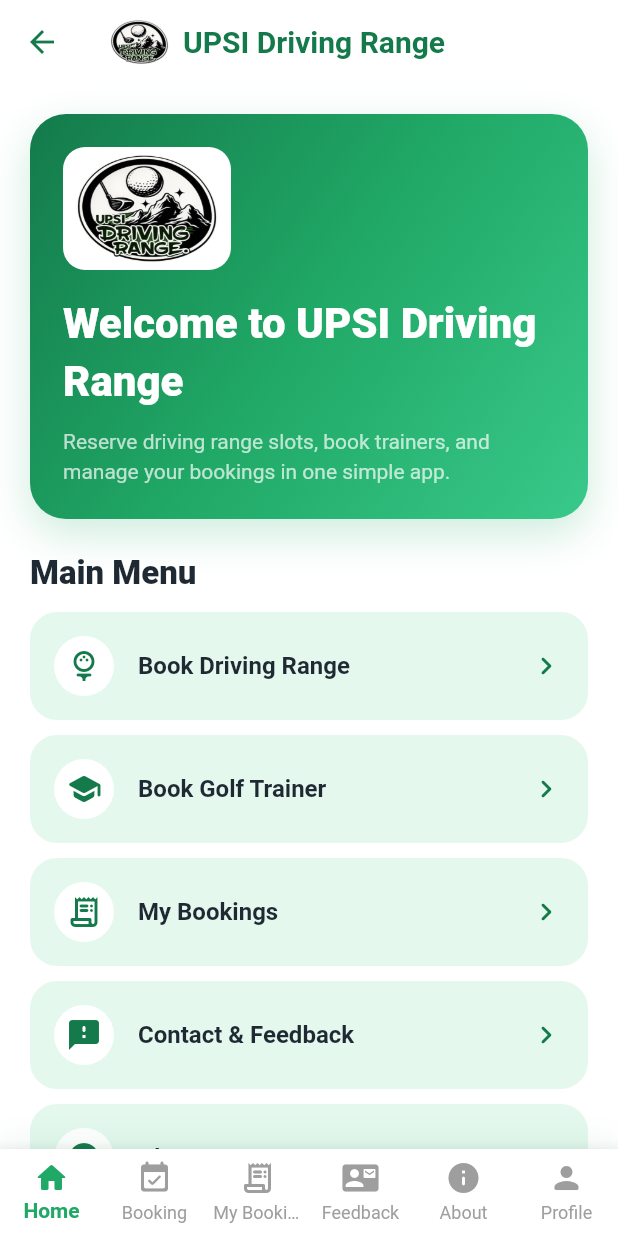
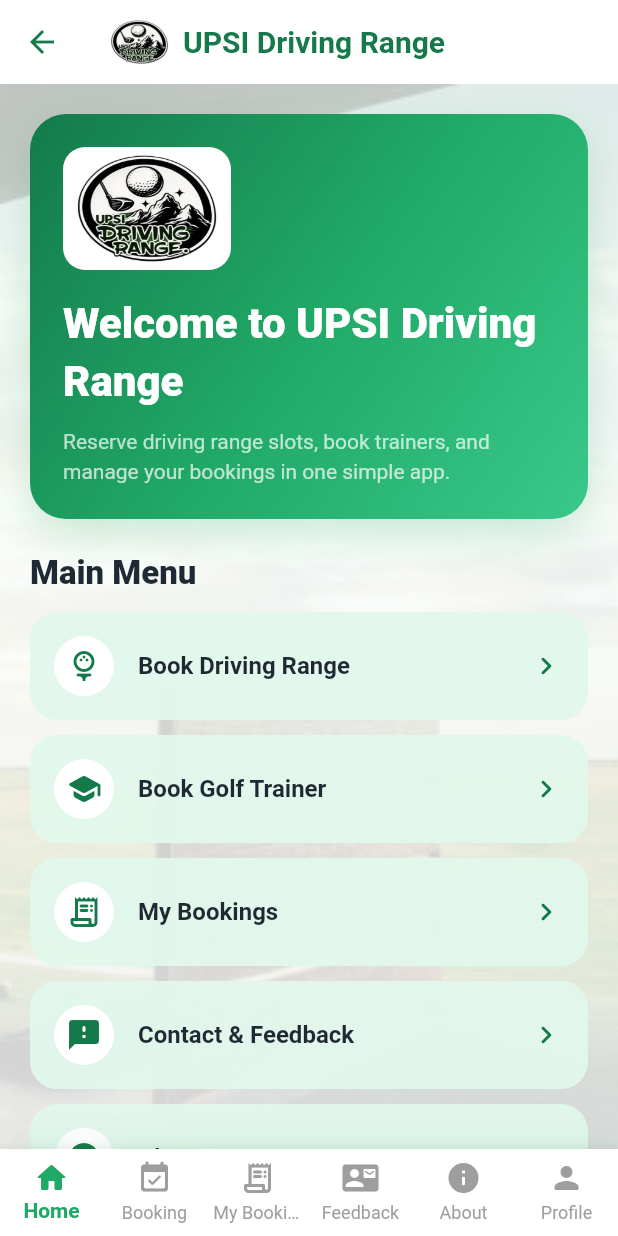
Before and after one commit to h4kiimii/golfbooking_system, a Flutter app: the AppShell screen opened directly with empty values, on a phone screen of 412 x 824 dp. Run offline on Flutter 3.47's test engine with Material 3 defaults, Android fonts, the phone set to English and light mode, and no system bars; our stand-ins replace image_picker, qr_flutter, shared_preferences, supabase_flutter; accounts and stored records are empty.

Commit message:
Prepare assignment submission

```diff
--- a/golfbookingsystem/lib/main.dart
+++ b/golfbookingsystem/lib/main.dart
@@ -238,6 +238,8 @@
         backgroundColor: const Color(0xFF0B1210),
         body: AppBackground(
           imageUrl: backgroundUrl,
+          fallbackAsset: AppBackground.defaultLoginAsset,
+          preset: AppBackgroundPreset.login,
           forceDarkOverlay: true,
           child: const Center(
             child: Column(
--- a/golfbookingsystem/lib/view/app_shell.dart
+++ b/golfbookingsystem/lib/view/app_shell.dart
@@ -274,6 +274,8 @@
       appBar: AppBar(title: const AppBarBrand()),
       body: AppBackground(
         imageUrl: widget.backgroundUrl,
+        fallbackAsset: AppBackground.defaultAppAsset,
+        preset: AppBackgroundPreset.app,
         child: SafeArea(
           child: AnimatedSwitcher(
             duration: const Duration(milliseconds: 280),
--- a/golfbookingsystem/lib/view/auth_page.dart
+++ b/golfbookingsystem/lib/view/auth_page.dart
@@ -93,6 +93,8 @@
     return Scaffold(
       body: AppBackground(
         imageUrl: widget.backgroundUrl,
+        fallbackAsset: AppBackground.defaultLoginAsset,
+        preset: AppBackgroundPreset.login,
         forceDarkOverlay: true,
         child: Theme(
           data: AppTheme.darkTheme,
--- a/golfbookingsystem/lib/view/widgets/app_background.dart
+++ b/golfbookingsystem/lib/view/widgets/app_background.dart
@@ -1,46 +1,61 @@
 import 'package:flutter/material.dart';
+
+enum AppBackgroundPreset { login, app }
 
 class AppBackground extends StatelessWidget {
   const AppBackground({
     super.key,
     required this.imageUrl,
     required this.child,
+    this.fallbackAsset,
+    this.preset = AppBackgroundPreset.app,
     this.forceDarkOverlay = false,
   });
 
+  static const defaultLoginAsset = 'assets/images/background-login-default.png';
+  static const defaultAppAsset = 'assets/images/background-app-default.png';
+
   final String? imageUrl;
   final Widget child;
+  final String? fallbackAsset;
+  final AppBackgroundPreset preset;
   final bool forceDarkOverlay;
 
   @override
   Widget build(BuildContext context) {
     final url = imageUrl?.trim();
-    if (url == null || url.isEmpty) return child;
     final useDarkOverlay =
         forceDarkOverlay || Theme.of(context).brightness == Brightness.dark;
-    final veilColor = useDarkOverlay ? Colors.black : Colors.white;
-    final veilOpacity = useDarkOverlay ? 0.54 : 0.5;
 
     return Stack(
       fit: StackFit.expand,
       children: [
-        Image.network(
-          url,
-          fit: BoxFit.cover,
-          errorBuilder: (_, _, _) => const SizedBox.shrink(),
-        ),
-        DecoratedBox(
+        _BackgroundImage(url: url, fallbackAsset: fallbackAsset),
+        if (useDarkOverlay)
+          const DecoratedBox(
+            decoration: BoxDecoration(color: Color(0xA6000000)),
+          )
+        else
+          DecoratedBox(decoration: BoxDecoration(gradient: _lightGradient)),
+        if (!useDarkOverlay && preset == AppBackgroundPreset.login)
+          const DecoratedBox(
             decoration: BoxDecoration(
-            color: veilColor.withValues(alpha: veilOpacity),
+              gradient: RadialGradient(
+                center: Alignment.topCenter,
+                radius: 1.15,
+                colors: [Color(0x6BFFFFFF), Color(0x00FFFFFF)],
+                stops: [0, 0.42],
               ),
             ),
-        DecoratedBox(
+          ),
+        if (useDarkOverlay)
+          const DecoratedBox(
             decoration: BoxDecoration(
               gradient: LinearGradient(
                 colors: [
-                veilColor.withValues(alpha: useDarkOverlay ? 0.08 : 0.12),
-                Colors.transparent,
-                veilColor.withValues(alpha: useDarkOverlay ? 0.16 : 0.08),
+                  Color(0x14000000),
+                  Color(0x00000000),
+                  Color(0x29000000),
                 ],
                 begin: Alignment.topCenter,
                 end: Alignment.bottomCenter,
@@ -51,4 +66,48 @@
       ],
     );
   }
+
+  LinearGradient get _lightGradient {
+    switch (preset) {
+      case AppBackgroundPreset.login:
+        return const LinearGradient(
+          colors: [Color(0x6BF4FBF5), Color(0xC2FFFFFF)],
+          begin: Alignment.topCenter,
+          end: Alignment.bottomCenter,
+        );
+      case AppBackgroundPreset.app:
+        return const LinearGradient(
+          colors: [Color(0xC7F4FBF5), Color(0xD6FFFFFF)],
+          begin: Alignment.topCenter,
+          end: Alignment.bottomCenter,
+        );
     }
+  }
+}
+
+class _BackgroundImage extends StatelessWidget {
+  const _BackgroundImage({required this.url, required this.fallbackAsset});
+
+  final String? url;
+  final String? fallbackAsset;
+
+  @override
+  Widget build(BuildContext context) {
+    final asset = fallbackAsset;
+    if (url == null || url!.isEmpty) {
+      return asset == null ? const SizedBox.shrink() : _assetImage(asset);
+    }
+
+    return Image.network(
+      url!,
+      fit: BoxFit.cover,
+      alignment: Alignment.center,
+      errorBuilder: (_, _, _) =>
+          asset == null ? const SizedBox.shrink() : _assetImage(asset),
+    );
+  }
+
+  Widget _assetImage(String asset) {
+    return Image.asset(asset, fit: BoxFit.cover, alignment: Alignment.center);
+  }
+}
--- a/golfbookingsystem/pubspec.yaml
+++ b/golfbookingsystem/pubspec.yaml
@@ -63,6 +63,8 @@
   uses-material-design: true
   assets:
     - assets/images/
+    - assets/images/background-app-default.png
+    - assets/images/background-login-default.png
 
   # To add assets to your application, add an assets section, like this:
   # assets:
```
Also changed, not shown: golfbookingsystem/assets/images/background-app-default.png (added), golfbookingsystem/assets/images/background-login-default.png (added), 1 other file. Lines whose indentation alone changed are shown as unchanged.
